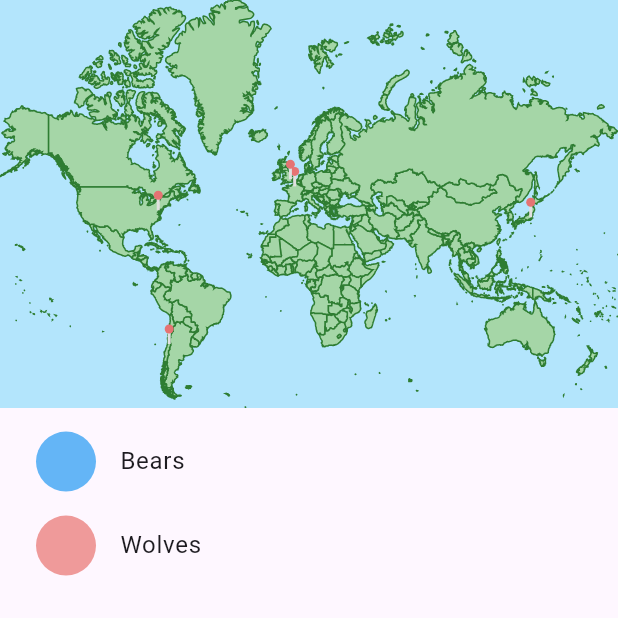
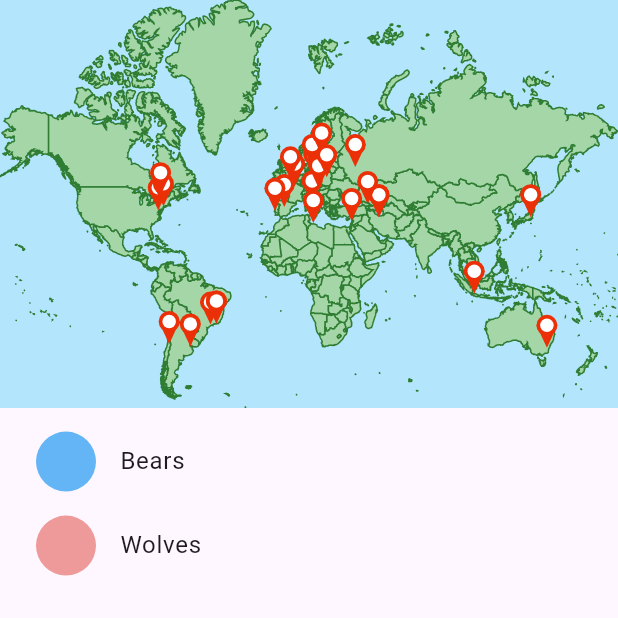
Before and after one commit to ClementBeal/interactive_country_map, a Flutter app: the screen it shows after launch, on a phone screen of 412 x 824 dp, the top half of it. Run offline on Flutter 3.47's test engine with Material 3 defaults, Android fonts, the phone set to English and light mode, and no system bars; project files that could hold a hidden picture were left out.

Commit message:
draw better pin

```diff
--- a/example/lib/main.dart
+++ b/example/lib/main.dart
@@ -165,17 +165,49 @@ class FranceWolfMap extends StatelessWidget {
               maxScale: 32,
               markers: [
                 MarkerGroup(
-                  // markers: List.generate(
-                  //     1000,
-                  //     (index) => GeoMarker(
-                  //         lat: Random().nextDouble() * 160 - 40,
-                  //         long: Random().nextDouble() * 360 - 180)),
                   markers: [
-                    GeoMarker(lat: 48.864716, long: 2.349014),
-                    GeoMarker(lat: 38.9072, long: -77.0369),
-                    GeoMarker(lat: 51.5074, long: -0.1278),
-                    GeoMarker(lat: 35.6895, long: 139.6917),
-                    GeoMarker(lat: -33.4489, long: -70.6693),
+                    GeoMarker(lat: 48.864716, long: 2.349014), // Paris, France
+                    GeoMarker(
+                        lat: 38.9072, long: -77.0369), // Washington D.C., USA
+                    GeoMarker(lat: 51.5074, long: -0.1278), // London, UK
+                    GeoMarker(lat: 35.6895, long: 139.6917), // Tokyo, Japan
+                    GeoMarker(lat: -33.4489, long: -70.6693), // Santiago, Chile
+                    GeoMarker(
+                        lat: 40.7128, long: -74.0060), // New York City, USA
+                    GeoMarker(lat: 55.7558, long: 37.6176), // Moscow, Russia
+                    GeoMarker(
+                        lat: -34.6037,
+                        long: -58.3816), // Buenos Aires, Argentina
+                    GeoMarker(lat: 52.5200, long: 13.4050), // Berlin, Germany
+                    GeoMarker(lat: 40.4168, long: -3.7038), // Madrid, Spain
+                    GeoMarker(
+                        lat: -6.2088, long: 106.8456), // Jakarta, Indonesia
+                    GeoMarker(
+                        lat: -23.5505, long: -46.6333), // São Paulo, Brazil
+                    GeoMarker(
+                        lat: 55.7558, long: 12.5523), // Copenhagen, Denmark
+                    GeoMarker(lat: 59.3293, long: 18.0686), // Stockholm, Sweden
+                    GeoMarker(lat: 41.9028, long: 12.4964), // Rome, Italy
+                    GeoMarker(lat: 48.2100, long: 16.3636), // Vienna, Austria
+                    GeoMarker(lat: 45.4215, long: -75.6919), // Ottawa, Canada
+                    GeoMarker(lat: 52.2297, long: 21.0122), // Warsaw, Poland
+                    GeoMarker(
+                        lat: -22.9068,
+                        long: -43.1729), // Rio de Janeiro, Brazil
+                    GeoMarker(
+                        lat: -22.9068,
+                        long: -43.1729), // Rio de Janeiro, Brazil
+                    GeoMarker(
+                        lat: -35.2809, long: 149.1300), // Canberra, Australia
+                    GeoMarker(lat: 38.7223, long: -9.1393), // Lisbon, Portugal
+                    GeoMarker(lat: 35.6895, long: 51.3890), // Tehran, Iran
+                    GeoMarker(
+                        lat: 35.6892,
+                        long:
+                            51.3889), // Tehran, Iran (alternative coordinates)
+                    GeoMarker(lat: 41.7151, long: 44.8271), // Tbilisi, Georgia
+                    GeoMarker(lat: 32.8872, long: 13.1913), // Tripoli, Libya
+                    GeoMarker(lat: 33.8886, long: 35.4955), // Beirut, Lebanon
                   ],
                   borderColor: Colors.blue.shade700,
                   backgroundColor: Colors.blue.shade200.withOpacity(0.4),
--- a/lib/src/painters/marker_painter.dart
+++ b/lib/src/painters/marker_painter.dart
@@ -1,3 +1,5 @@
+import 'dart:ui';
+
 import 'package:flutter/material.dart' hide Path;
 import 'package:interactive_country_map/src/interactive_map_theme.dart';
 import 'package:interactive_country_map/src/svg/markers.dart';
@@ -36,18 +38,27 @@ class MarkerPainter extends CustomPainter {
           markerGroup.markers.map((e) => _getOffset(e, size)).toList();
 
       if (markerGroup.usePinMarker) {
-        pointPainter.color = Colors.red.shade300;
+        pointPainter.color = const Color(0xffeb2f06);
 
-        final pinBase = Paint()
-          ..color = Colors.grey.shade300
+        final centerDisk = Paint()
+          ..color = Colors.white
           ..isAntiAlias = true
-          ..strokeWidth = 2.0
+          ..strokeWidth = 2.0 / scale
           ..style = PaintingStyle.fill;
 
+        // we draw a custom pin. Until I find an easy way to draw an image, I'll keep this solution
         for (var marker in pointsToDraw) {
-          // we draw a custom pin. Until I find an easy way to draw an image, I'll keep this solution
-          canvas.drawLine(marker, marker + Offset(0, -10), pinBase);
-          canvas.drawCircle(marker + Offset(0, -10), 3 / scale, pointPainter);
+          final path = Path()
+            ..moveTo(marker.dx, marker.dy)
+            ..relativeLineTo(-7 / scale, -15 / scale)
+            ..relativeLineTo(14 / scale, 0)
+            ..close();
+
+          canvas.drawPath(path, pointPainter);
+          canvas.drawCircle(
+              marker + Offset(0, -15 / scale), 7 / scale, pointPainter);
+          canvas.drawCircle(
+              marker + Offset(0, -15 / scale), 4.5 / scale, centerDisk);
         }
       } else {
         borderPointPainter
```
